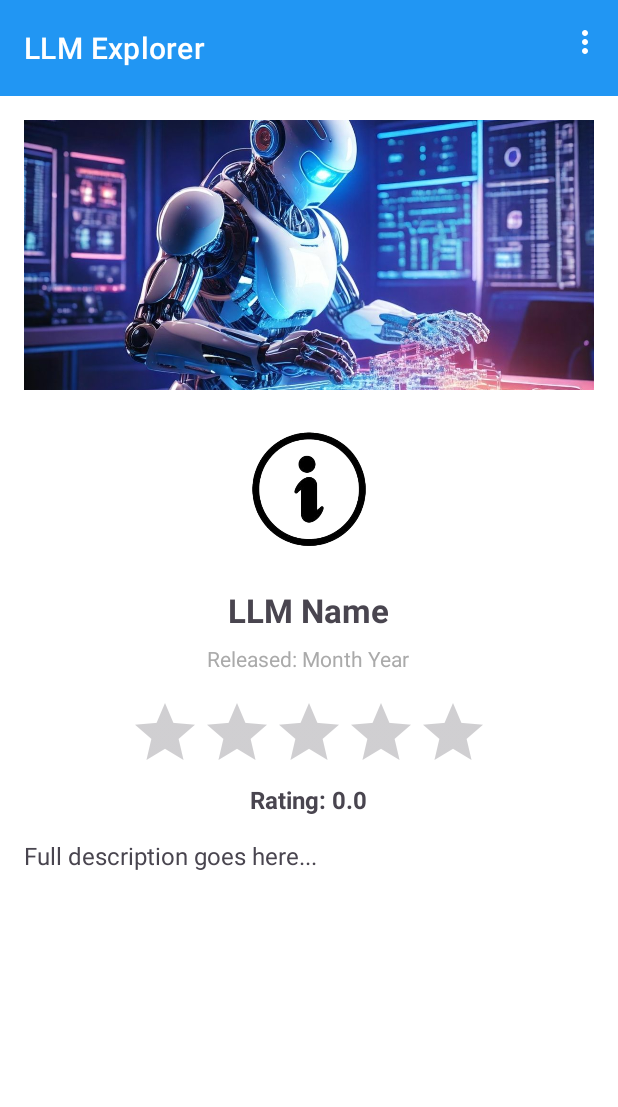
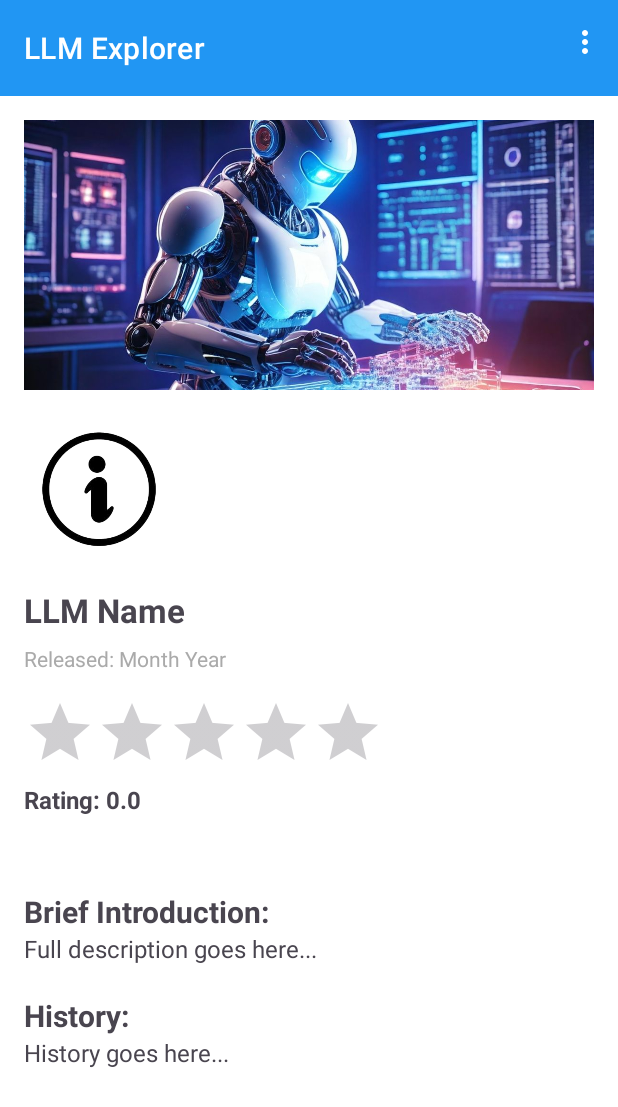
Before and after one commit to rabiulhassandev/java-android-mobile-app-explore-LLM, an Android app: the layout activity_detail.xml on its own in the app's theme, with its tools: preview values and no code run, on a phone screen of 412 x 824 dp. Shown: the top 1107 px of the screen. Run offline under Robolectric (Android 15) with nearby library versions, the phone set to English and light mode, and no system bars.

Commit message:
LLM Details page UI improve and history added

```diff
--- a/app/src/main/java/dev/rabiulhassan/explore_llms/model/LLM.java
+++ b/app/src/main/java/dev/rabiulhassan/explore_llms/model/LLM.java
@@ -1,17 +1,18 @@
 package dev.rabiulhassan.explore_llms.model;
 
 public class LLM {
-    private String name, description, releaseDate;
+    private String name, description, releaseDate, history;
     private int imageResourceId, bannerResourceId;
     private float rating;
 
-    public LLM(String name, String description, String releaseDate, int imageResourceId, int bannerResourceId) {
+    public LLM(String name, String description, String releaseDate, int imageResourceId, int bannerResourceId, String history) {
         this.name = name;
         this.description = description;
         this.releaseDate = releaseDate;
         this.imageResourceId = imageResourceId;
         this.bannerResourceId = bannerResourceId;
         this.rating = 0.0f; // Default rating
+        this.history = history; // Initialize history
     }
 
     // Getters
@@ -21,6 +22,7 @@ public class LLM {
     public int getImageResourceId() { return imageResourceId; }
     public int getBannerResourceId() { return bannerResourceId; }
     public float getRating() { return rating; }
+    public String getHistory() { return history; }
 
     // Setters
     public void setRating(float rating) {
--- a/app/src/main/res/layout/activity_detail.xml
+++ b/app/src/main/res/layout/activity_detail.xml
@@ -30,7 +30,6 @@
             android:layout_width="match_parent"
             android:layout_height="wrap_content"
             android:layout_marginBottom="24dp"
-            android:gravity="center_horizontal"
             android:orientation="vertical">
 
             <!-- Banner -->
@@ -89,7 +88,17 @@
                 android:layout_height="wrap_content"
                 android:text="Rating: 0.0"
                 android:textSize="16sp"
-                android:layout_marginBottom="15dp"
+                android:layout_marginBottom="50dp"
+                android:textStyle="bold"/>
+
+
+            <!-- Brief Intro title -->
+            <TextView
+                android:id="@+id/llm_brief_intro_title"
+                android:layout_width="wrap_content"
+                android:layout_height="wrap_content"
+                android:text="Brief Introduction:"
+                android:textSize="20sp"
                 android:textStyle="bold"/>
 
             <!-- Full Description -->
@@ -97,10 +106,32 @@
                 android:id="@+id/llm_description"
                 android:layout_width="match_parent"
                 android:layout_height="wrap_content"
+                android:layout_marginBottom="20dp"
+                android:justificationMode="inter_word"
+                android:lineSpacingExtra="4dp"
+                android:text="Full description goes here..."
+                android:textAlignment="viewStart"
+                android:textSize="16sp" />
+
+
+            <!-- History title -->
+            <TextView
+                android:id="@+id/llm_history_title"
+                android:layout_width="wrap_content"
+                android:layout_height="wrap_content"
+                android:text="History:"
+                android:textSize="20sp"
+                android:textStyle="bold"/>
+
+            <!-- History -->
+            <TextView
+                android:id="@+id/llm_history"
+                android:layout_width="match_parent"
+                android:layout_height="wrap_content"
                 android:layout_marginBottom="24dp"
                 android:justificationMode="inter_word"
                 android:lineSpacingExtra="4dp"
-                android:text="Full description goes here..."
+                android:text="History goes here..."
                 android:textAlignment="viewStart"
                 android:textSize="16sp" />
 
```
Also changed, not shown: app/src/main/java/dev/rabiulhassan/explore_llms/DetailActivity.java (+7 -3 lines), app/src/main/java/dev/rabiulhassan/explore_llms/ListActivity.java (+10 -5 lines), app/src/main/java/dev/rabiulhassan/explore_llms/adapter/LLMAdapter.java (+18 -16 lines), app/src/main/res/values/strings.xml (+10 -1 lines), app/src/main/res/drawable/img_chatgpt.xml (added), app/src/main/res/drawable/img_claude.xml (added), app/src/main/res/drawable/img_gemini.xml (added), app/src/main/res/drawable/img_sadagpt.xml (added), app/src/main/res/drawable/img_tongyi.xml (added), app/src/main/res/drawable/landing_background.xml (added), 1 other file.
